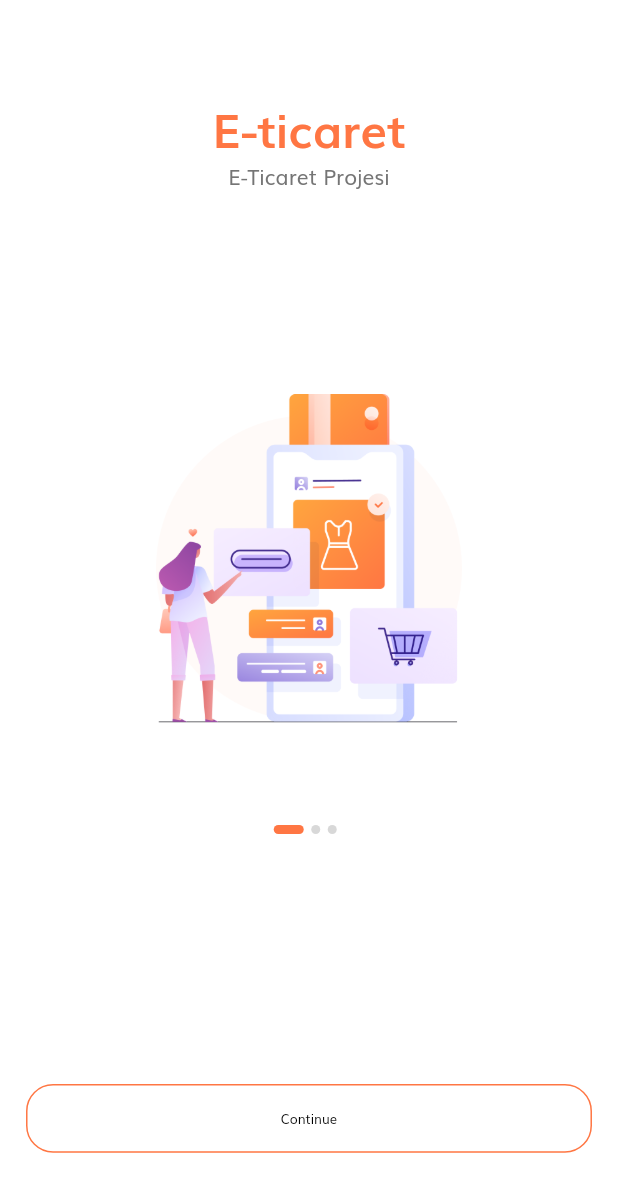
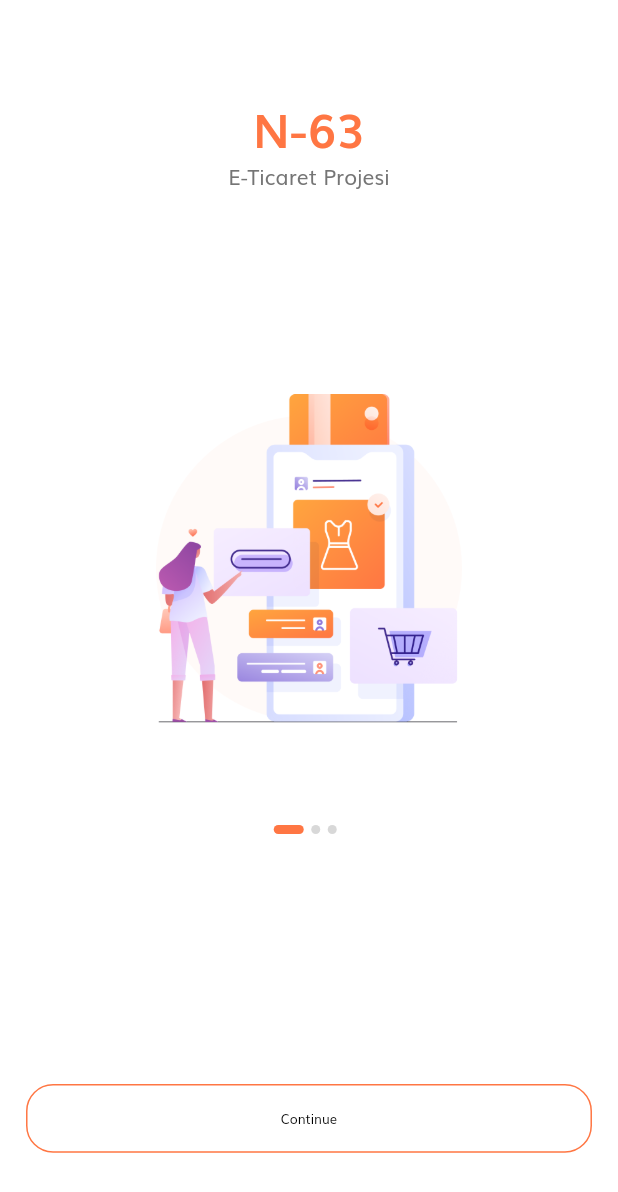
Before and after one commit to ArsalanRehman/EticaretFlutter, a Flutter app: the screen it shows after launch, on a phone screen of 412 x 824 dp. Shown: the top 1192 px of the screen. Run offline on Flutter 3.47's test engine with Material 2 defaults, Android fonts, the phone set to English and light mode, and no system bars; our stand-ins replace flutter_svg.

Commit message:
Update splash_content.dart

```diff
--- a/lib/screens/splash/components/splash_content.dart
+++ b/lib/screens/splash/components/splash_content.dart
@@ -17,7 +17,7 @@ class SplashContent extends StatelessWidget {
       children: <Widget>[
         Spacer(),
         Text(
-          "E-ticaret",
+          "N-63",
           style: TextStyle(
             fontSize: getProportionateScreenWidth(36),
             color: kPrimaryColor,
```
